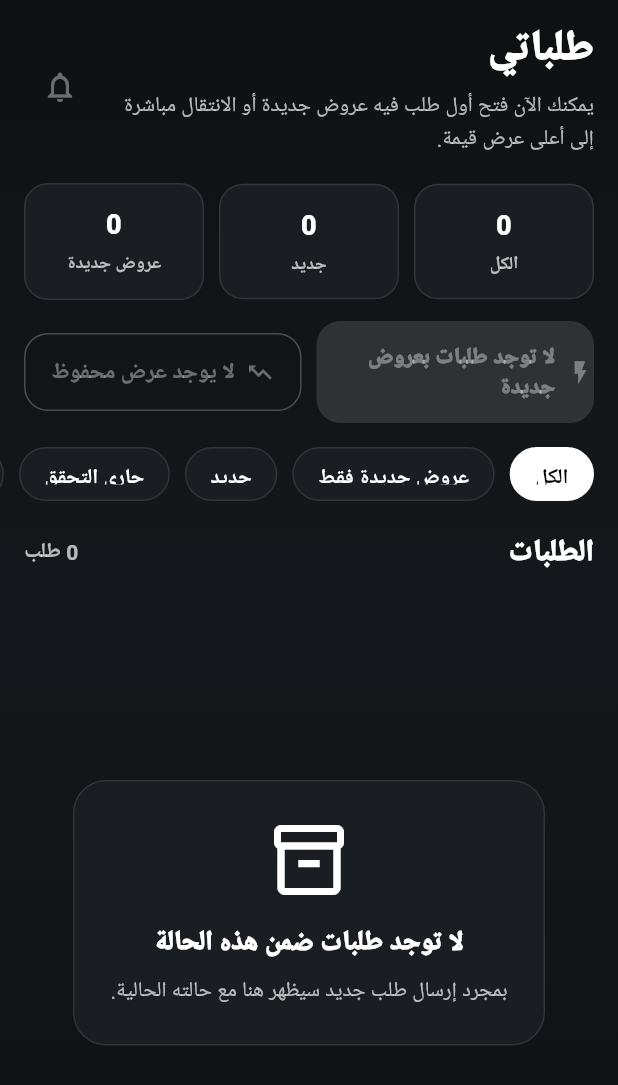
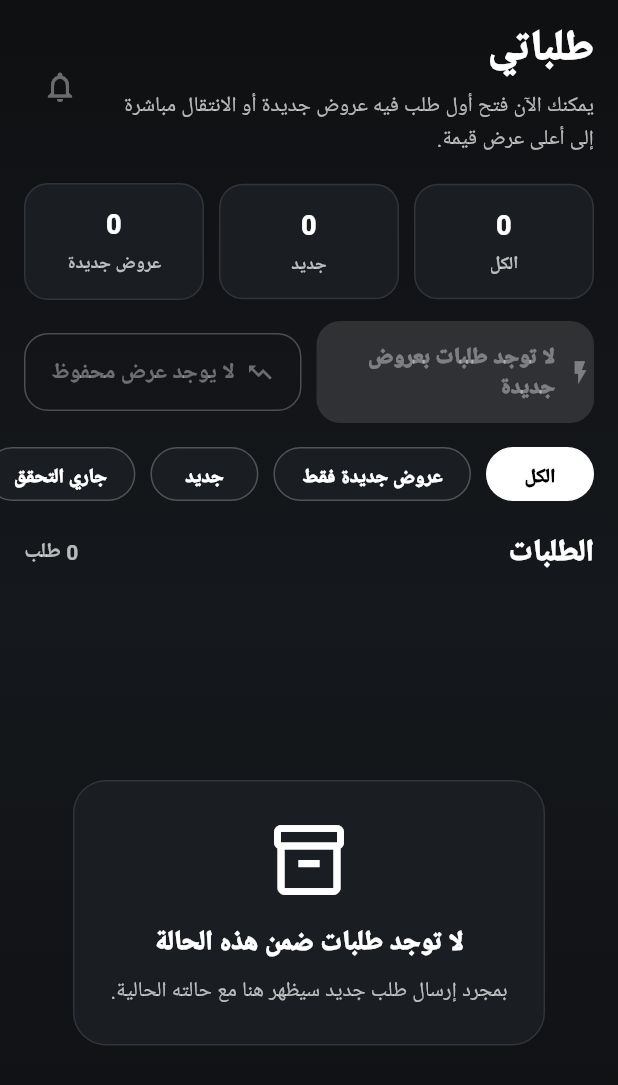
Before and after one commit to Abu7ala2030/tashlih-app, a Flutter app: the MyRequestsScreen screen opened by its route, on a phone screen of 412 x 824 dp. Shown: the top 1085 px of the screen. Run offline on Flutter 3.47's test engine with Material 3 defaults, Android fonts, the phone set to English and light mode, and no system bars; our stand-ins replace cloud_firestore, firebase_auth, firebase_core, firebase_messaging, firebase_storage, flutter_local_notifications and 5 more; accounts and stored records are empty.

Commit message:
Improve status filter chip sizing

```diff
--- a/lib/core/widgets/status_chip_filter.dart
+++ b/lib/core/widgets/status_chip_filter.dart
@@ -16,24 +16,37 @@ class StatusChipFilter extends StatelessWidget {
   Widget build(BuildContext context) {
     return Padding(
       padding: const EdgeInsetsDirectional.only(end: 10),
-      child: GestureDetector(
+      child: Material(
+        color: Colors.transparent,
+        child: InkWell(
           onTap: onTap,
+          borderRadius: BorderRadius.circular(999),
           child: AnimatedContainer(
             duration: const Duration(milliseconds: 180),
-          padding: const EdgeInsets.symmetric(horizontal: 16, vertical: 10),
+            constraints: const BoxConstraints(
+              minHeight: 44,
+              minWidth: 72,
+            ),
+            padding: const EdgeInsets.symmetric(horizontal: 18, vertical: 11),
             decoration: BoxDecoration(
               color: selected ? Colors.white : const Color(0xFF1A1D21),
               borderRadius: BorderRadius.circular(999),
               border: Border.all(
-              color: selected ? Colors.white : Colors.white10,
+                color: selected ? Colors.white : Colors.white24,
               ),
             ),
             child: Center(
               child: Text(
                 label,
+                maxLines: 1,
+                overflow: TextOverflow.visible,
+                textAlign: TextAlign.center,
                 style: TextStyle(
+                  fontSize: 13,
+                  height: 1.2,
                   color: selected ? Colors.black : Colors.white,
-                fontWeight: FontWeight.w800,
+                  fontWeight: FontWeight.w900,
+                ),
               ),
             ),
           ),
```
Lines whose indentation alone changed are shown as unchanged.
